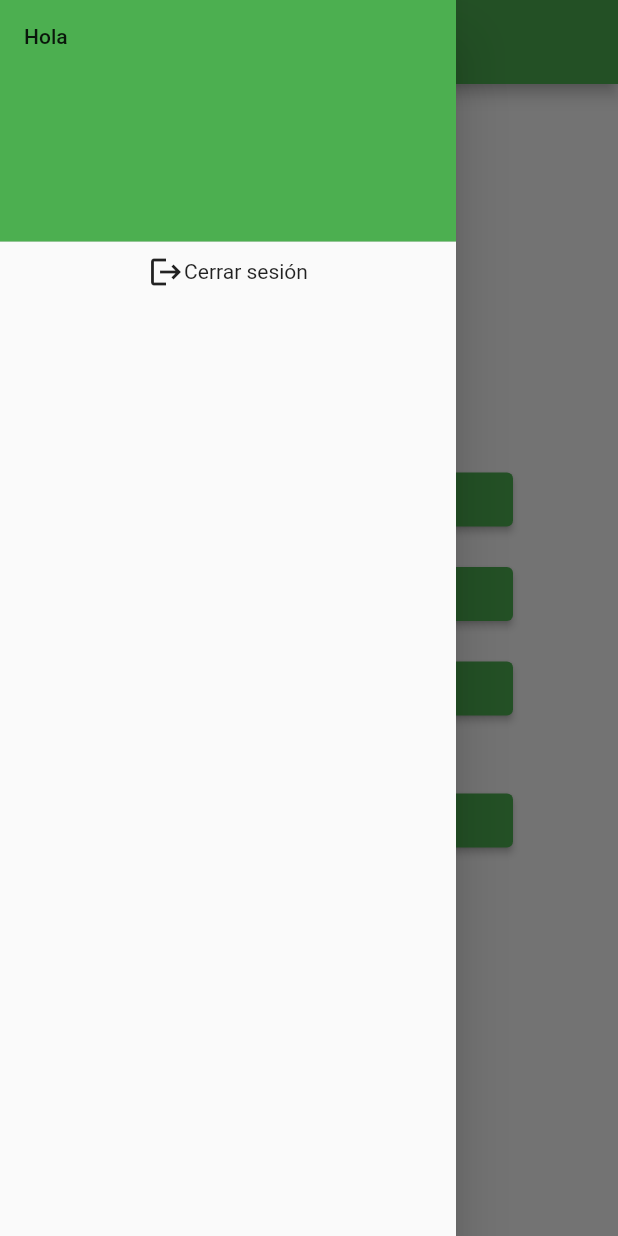
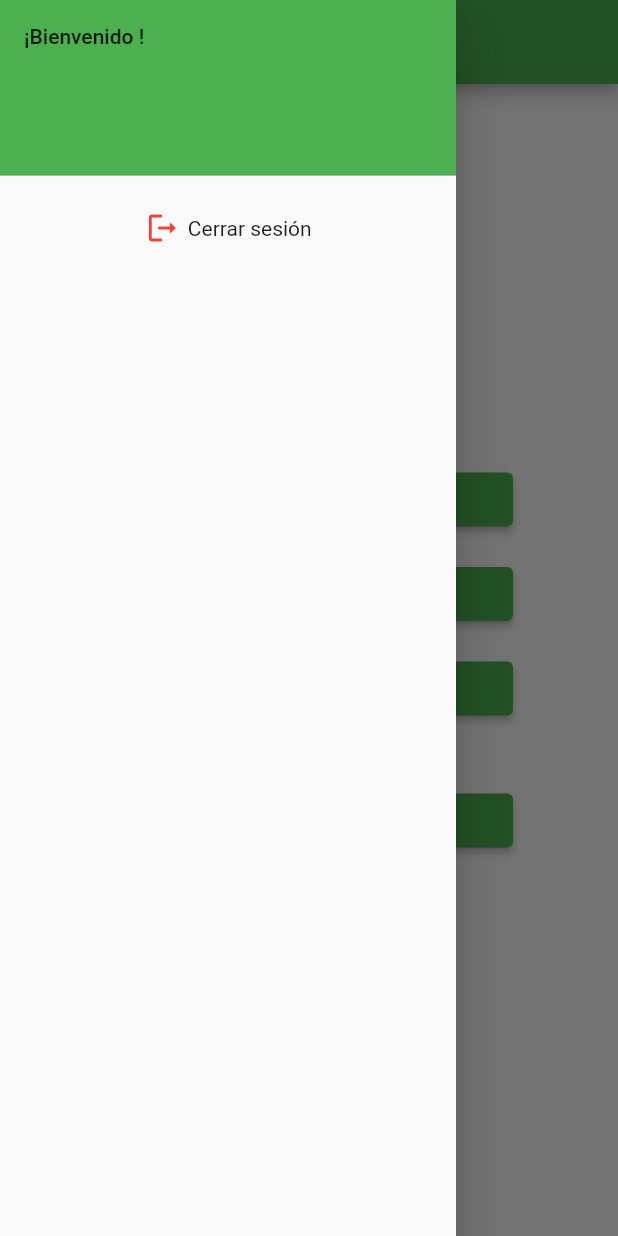
Before and after one commit to rafaguzmanval/TIK-app, a Flutter app: the Home screen opened by its route, with the side drawer open, on a phone screen of 412 x 824 dp. Run offline on Flutter 3.47's test engine with Material 2 defaults, Android fonts, the phone set to English and light mode, and no system bars; our stand-ins replace shared_preferences; missing offline and left inert: dart:ffi; accounts and stored records are empty.

Commit message:
Modify home page style

```diff
--- a/lib/screens/home.dart
+++ b/lib/screens/home.dart
@@ -36,19 +36,24 @@ class _Home extends State<Home>{
         child: ListView(
           padding: EdgeInsets.zero,
           children: [
-            DrawerHeader(
-              decoration: BoxDecoration(
-                color: Colors.green,
+            SizedBox(
+              height: 125,
+              child: DrawerHeader(
+                decoration: const BoxDecoration(
+                  color: Colors.green,
+                ),
+                child: Text('¡Bienvenido $userName!'),
               ),
-              child: Text('Hola $userName'),
             ),
+            const SizedBox(height: 15),
             Center(
               child: GestureDetector(
                 onTap: () => userLogOut(),
                 child: Row(
                   mainAxisSize: MainAxisSize.min,
                   children: const [
-                    Icon(Icons.logout),
+                    Icon(Icons.logout_rounded, color: Colors.red,),
+                    SizedBox(width: 5),
                     Text("Cerrar sesión"),
                   ],
                 ),
```
